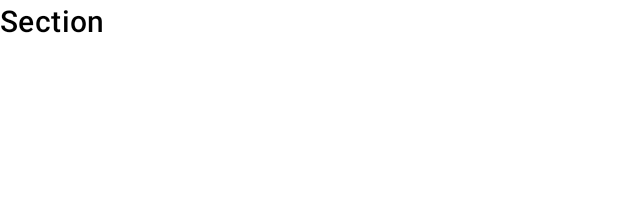
After one commit to ichrisanderson/cviz, an Android app: the layout widget_section_header.xml on its own in the app's theme, with its tools: preview values and no code run, on a phone screen of 412 x 824 dp. The commit adds this screen. Shown: the top 200 px of the screen. Run offline under Robolectric (Android 15) with nearby library versions, the phone set to English and light mode, and no system bars; network calls fail; Roboto replaces fonts that are not available here.

Commit message:
Add section header widget. Tidy up layout files.

```diff
--- a/app/src/main/java/com/chrisa/covid19/core/ui/widgets/charts/BarChart.kt
+++ b/app/src/main/java/com/chrisa/covid19/core/ui/widgets/charts/BarChart.kt
@@ -27,7 +27,7 @@ import com.github.mikephil.charting.data.BarData
 import com.github.mikephil.charting.data.BarDataSet
 import com.github.mikephil.charting.data.BarEntry
 import com.github.mikephil.charting.formatter.ValueFormatter
-import kotlinx.android.synthetic.main.view_total_cases_chart.view.*
+import kotlinx.android.synthetic.main.widget_bar_chart.view.*
 
 class BarChart(
     context: Context,
@@ -35,7 +35,7 @@ class BarChart(
 ) : ConstraintLayout(context, attrs) {
 
     init {
-        LayoutInflater.from(context).inflate(R.layout.view_total_cases_chart, this, true)
+        LayoutInflater.from(context).inflate(R.layout.widget_bar_chart, this, true)
         initChart()
         initXAxis()
         initYAxis()
--- /dev/null
+++ b/app/src/main/java/com/chrisa/covid19/core/ui/widgets/recyclerview/SectionHeader.kt
@@ -0,0 +1,34 @@
+/*
+ * Copyright 2020 Chris Anderson.
+ *
+ * Licensed under the Apache License, Version 2.0 (the "License");
+ * you may not use this file except in compliance with the License.
+ * You may obtain a copy of the License at
+ *
+ *     http://www.apache.org/licenses/LICENSE-2.0
+ *
+ * Unless required by applicable law or agreed to in writing, software
+ * distributed under the License is distributed on an "AS IS" BASIS,
+ * WITHOUT WARRANTIES OR CONDITIONS OF ANY KIND, either express or implied.
+ * See the License for the specific language governing permissions and
+ * limitations under the License.
+ */
+
+package com.chrisa.covid19.core.ui.widgets.recyclerview
+
+import android.content.Context
+import android.util.AttributeSet
+import androidx.constraintlayout.widget.ConstraintLayout
+import com.airbnb.epoxy.ModelProp
+import com.airbnb.epoxy.ModelView
+import com.chrisa.covid19.R
+import kotlinx.android.synthetic.main.widget_section_header.view.*
+
+@ModelView(defaultLayout = R.layout.widget_section_header)
+class SectionHeader(context: Context, attrs: AttributeSet) : ConstraintLayout(context, attrs) {
+
+    @ModelProp
+    fun title(title: String) {
+        textView.text = title
+    }
+}
--- a/app/src/main/java/com/chrisa/covid19/core/ui/widgets/search/FakeSearchBar.kt
+++ b/app/src/main/java/com/chrisa/covid19/core/ui/widgets/search/FakeSearchBar.kt
@@ -21,7 +21,7 @@ import android.util.AttributeSet
 import android.view.LayoutInflater
 import com.chrisa.covid19.R
 import com.google.android.material.textfield.TextInputLayout
-import kotlinx.android.synthetic.main.view_fake_search_bar.view.*
+import kotlinx.android.synthetic.main.widget_fake_search_bar.view.*
 
 class FakeSearchBar(
     context: Context,
@@ -29,7 +29,7 @@ class FakeSearchBar(
 ) : TextInputLayout(context, attrs) {
 
     init {
-        LayoutInflater.from(context).inflate(R.layout.view_fake_search_bar, this, true)
+        LayoutInflater.from(context).inflate(R.layout.widget_fake_search_bar, this, true)
 
         this.isFocusable = false
         this.isFocusableInTouchMode = false
--- a/app/src/main/java/com/chrisa/covid19/features/home/presentation/HomeFragment.kt
+++ b/app/src/main/java/com/chrisa/covid19/features/home/presentation/HomeFragment.kt
@@ -24,6 +24,7 @@ import androidx.fragment.app.viewModels
 import androidx.lifecycle.Observer
 import androidx.navigation.fragment.findNavController
 import com.chrisa.covid19.R
+import com.chrisa.covid19.core.ui.widgets.recyclerview.sectionHeader
 import com.chrisa.covid19.features.home.domain.models.AreaCaseListModel
 import com.chrisa.covid19.features.home.presentation.widgets.savedAreaCard
 import dagger.hilt.android.AndroidEntryPoint
@@ -76,6 +77,10 @@ class HomeFragment : Fragment(R.layout.fragment_home) {
             val cases = it ?: return@Observer
             homeRecyclerView.isVisible = true
             homeRecyclerView.withModels {
+                sectionHeader {
+                    id("savedAreaHeader")
+                    title(getString(R.string.saved_locations_title))
+                }
                 cases.forEach { areCase ->
                     savedAreaCard {
                         id(areCase.areaCode)
--- /dev/null
+++ b/app/src/main/res/layout/widget_section_header.xml
@@ -0,0 +1,19 @@
+<?xml version="1.0" encoding="utf-8"?>
+<com.chrisa.covid19.core.ui.widgets.recyclerview.SectionHeader xmlns:android="http://schemas.android.com/apk/res/android"
+    xmlns:app="http://schemas.android.com/apk/res-auto"
+    xmlns:tools="http://schemas.android.com/tools"
+    android:layout_width="match_parent"
+    android:layout_height="wrap_content">
+
+    <TextView
+        android:id="@+id/textView"
+        android:layout_width="0dp"
+        android:layout_height="wrap_content"
+        android:textAppearance="?attr/textAppearanceHeadline6"
+        app:layout_constraintBottom_toBottomOf="parent"
+        app:layout_constraintEnd_toEndOf="parent"
+        app:layout_constraintStart_toStartOf="parent"
+        app:layout_constraintTop_toTopOf="parent"
+        tools:text="Section" />
+
+</com.chrisa.covid19.core.ui.widgets.recyclerview.SectionHeader>
--- a/app/src/main/res/values/strings.xml
+++ b/app/src/main/res/values/strings.xml
@@ -2,6 +2,7 @@
     <string name="app_name">COVID-19 UK</string>
 
     <string name="home_search_hint">Search for locations</string>
+    <string name="saved_locations_title">Saved locations</string>
     <string name="empty_locations_title">You have no saved locations</string>
     <string name="empty_locations_body">Search for locations to see latest Covid-19 data</string>
 
```
Also changed, not shown: app/src/main/res/layout/widget_bar_chart.xml (renamed from app/src/main/res/layout/view_total_cases_chart.xml), app/src/main/res/layout/widget_fake_search_bar.xml (renamed from app/src/main/res/layout/view_fake_search_bar.xml).
